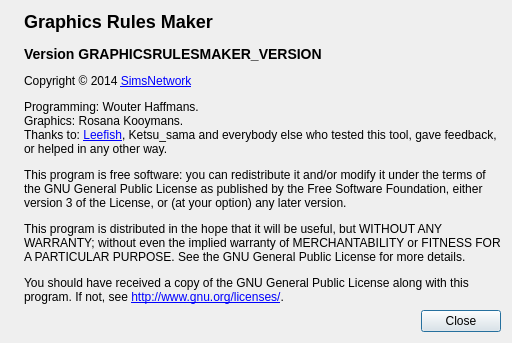
Before: the Qt Designer form src/graphicsrulesmakerui/aboutdialog.ui in haffmans/graphics-rules-maker, drawn with Qt 5.
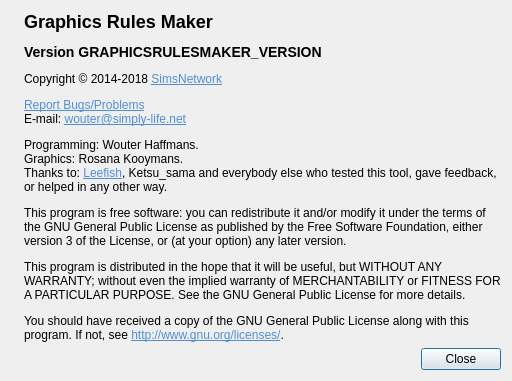
After: the same form once the commit is applied. Icons and pictures are not drawn.

Commit message:
Version bump, update copyright year, About text etc
- Version to 1.90.0 until 2.0 is final (will add a few more plugins for
that)
- Copyright year up to 2018
- Added bug-report and e-mail link to about screen

The edit to the form file:
```diff
--- a/src/graphicsrulesmakerui/aboutdialog.ui
+++ b/src/graphicsrulesmakerui/aboutdialog.ui
@@ -6,8 +6,8 @@
    <rect>
     <x>0</x>
     <y>0</y>
-    <width>507</width>
-    <height>339</height>
+    <width>638</width>
+    <height>455</height>
    </rect>
   </property>
   <property name="windowTitle">
@@ -33,25 +33,7 @@
       </sizepolicy>
      </property>
      <property name="text">
-      <string>&lt;html&gt;&lt;head/&gt;&lt;body&gt;
-&lt;h2&gt;Graphics Rules Maker&lt;/h2&gt;
-&lt;h3&gt;Version GRAPHICSRULESMAKER_VERSION&lt;/h3&gt;
-
-&lt;p&gt;Copyright © 2014 &lt;a href=&quot;http://www.simsnetwork.com&quot;&gt;SimsNetwork&lt;/a&gt;&lt;/p&gt;
-
-&lt;p&gt;Programming: Wouter Haffmans.&lt;br/&gt;Graphics: Rosana Kooymans.&lt;br/&gt;Thanks to: &lt;a href=&quot;http://www.leefish.nl/mybb/showthread.php?tid=5446&quot;&gt;Leefish&lt;/a&gt;, Ketsu_sama and everybody else who tested this tool, gave feedback, or helped in any other way.&lt;/p&gt;
-
-&lt;p&gt;This program is free software: you can redistribute it and/or modify it under
-the terms of the GNU General Public License as published by the Free Software
- Foundation, either version 3 of the License, or (at your option) any later version.&lt;/p&gt;
-
- &lt;p&gt;This program is distributed in the hope that it will be useful, but WITHOUT
- ANY WARRANTY; without even the implied warranty of MERCHANTABILITY or FITNESS
- FOR A PARTICULAR PURPOSE.  See the GNU General Public License for more details.&lt;/p&gt;
-
- &lt;p&gt;You should have received a copy of the GNU General Public License along with
-  this program.  If not, see &lt;a href=&quot;http://www.gnu.org/licenses/&quot;&gt;http://www.gnu.org/licenses/&lt;/a&gt;.
-&lt;/p&gt;&lt;/body&gt;&lt;/html&gt;</string>
+      <string>&lt;html&gt;&lt;head/&gt;&lt;body&gt;&lt;p&gt;&lt;span style=&quot; font-size:x-large; font-weight:600;&quot;&gt;Graphics Rules Maker&lt;/span&gt;&lt;/p&gt;&lt;p&gt;&lt;span style=&quot; font-size:large; font-weight:600;&quot;&gt;Version GRAPHICSRULESMAKER_VERSION&lt;/span&gt;&lt;/p&gt;&lt;p&gt;Copyright © 2014-2018 &lt;a href=&quot;http://www.simsnetwork.com&quot;&gt;&lt;span style=&quot; text-decoration: underline; color:#508ed8;&quot;&gt;SimsNetwork&lt;/span&gt;&lt;/a&gt;&lt;/p&gt;&lt;p&gt;&lt;a href=&quot;https://git.simply-life.net/simply-life.net/graphicsrulesmaker/issues&quot;&gt;&lt;span style=&quot; text-decoration: underline; color:#508ed8;&quot;&gt;Report Bugs/Problems&lt;/span&gt;&lt;/a&gt;&lt;br/&gt;E-mail: &lt;a href=&quot;mailto:wouter@simply-life.net&quot;&gt;&lt;span style=&quot; text-decoration: underline; color:#508ed8;&quot;&gt;wouter@simply-life.net&lt;/span&gt;&lt;/a&gt;&lt;/p&gt;&lt;p&gt;Programming: Wouter Haffmans.&lt;br/&gt;Graphics: Rosana Kooymans.&lt;br/&gt;Thanks to: &lt;a href=&quot;http://www.leefish.nl/mybb/showthread.php?tid=5446&quot;&gt;&lt;span style=&quot; text-decoration: underline; color:#508ed8;&quot;&gt;Leefish&lt;/span&gt;&lt;/a&gt;, Ketsu_sama and everybody else who tested this tool, gave feedback, or helped in any other way. &lt;/p&gt;&lt;p&gt;This program is free software: you can redistribute it and/or modify it under the terms of the GNU General Public License as published by the Free Software Foundation, either version 3 of the License, or (at your option) any later version. &lt;/p&gt;&lt;p&gt;This program is distributed in the hope that it will be useful, but WITHOUT ANY WARRANTY; without even the implied warranty of MERCHANTABILITY or FITNESS FOR A PARTICULAR PURPOSE. See the GNU General Public License for more details. &lt;/p&gt;&lt;p&gt;You should have received a copy of the GNU General Public License along with this program. If not, see &lt;a href=&quot;http://www.gnu.org/licenses/&quot;&gt;&lt;span style=&quot; text-decoration: underline; color:#508ed8;&quot;&gt;http://www.gnu.org/licenses/&lt;/span&gt;&lt;/a&gt;. &lt;/p&gt;&lt;/body&gt;&lt;/html&gt;</string>
      </property>
      <property name="alignment">
       <set>Qt::AlignLeading|Qt::AlignLeft|Qt::AlignTop</set>
```
The commit also changes 1 other file.
